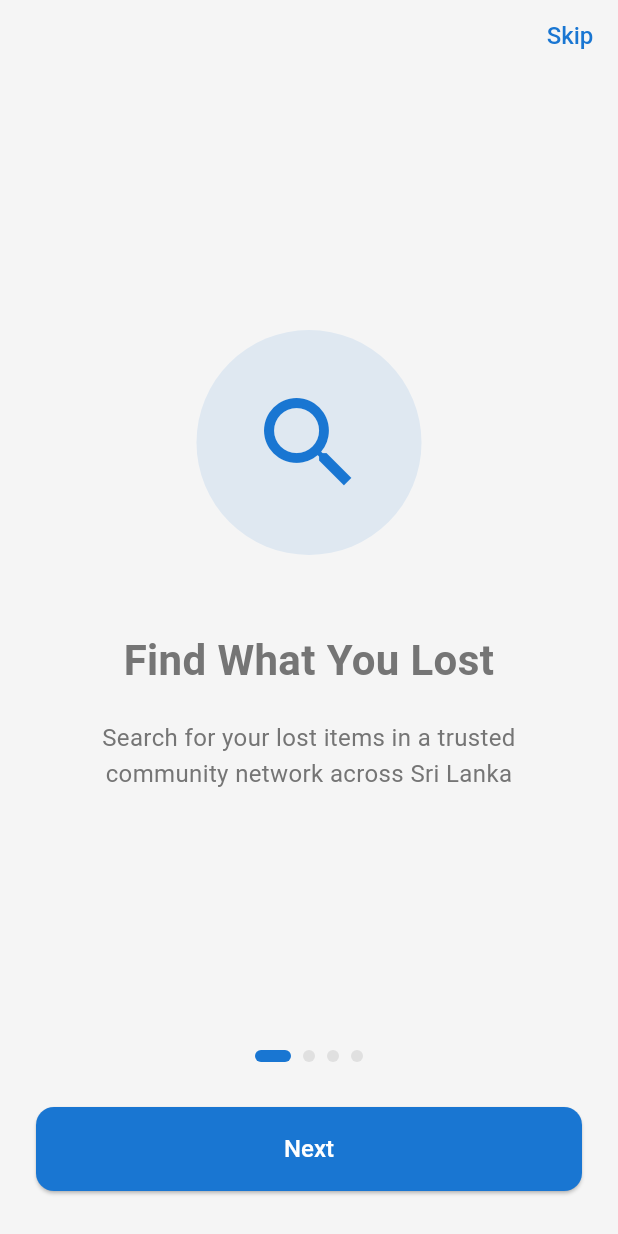
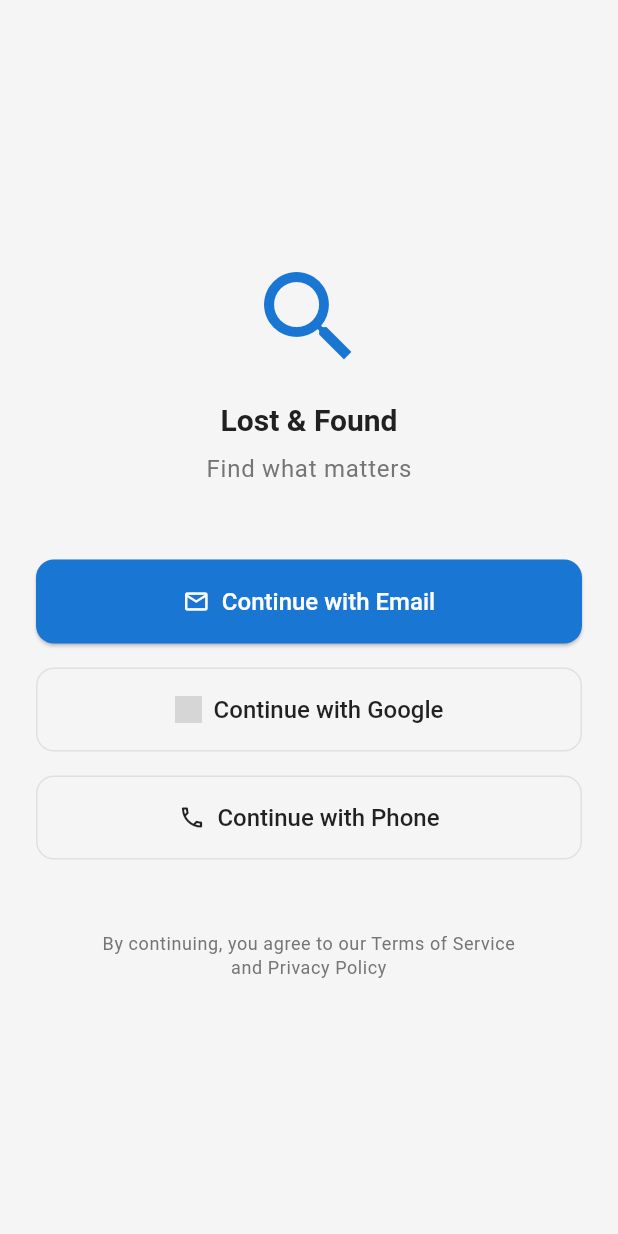
Before and after one commit to pirinthaban/lostAndFinder, a Flutter app: the screen it shows after launch, on a phone screen of 412 x 824 dp. Run offline on Flutter 3.47's test engine with Material 3 defaults, Android fonts, the phone set to English and light mode, and no system bars; drawn by our look-alikes of flutter_animate; our stand-ins replace cloud_firestore, firebase_auth, firebase_core, flutter_riverpod, freezed_annotation, go_router and 2 more; accounts and stored records are empty; generated files the repository leaves out were written again; Roboto replaces fonts that are missing (Poppins); grey boxes are pictures that could not be loaded.

Commit message:
Add Email/Password and Google Sign-In authentication - multiple free login methods

```diff
--- a/lib/core/router/app_router.dart
+++ b/lib/core/router/app_router.dart
@@ -2,6 +2,8 @@ import 'package:flutter_riverpod/flutter_riverpod.dart';
 import 'package:go_router/go_router.dart';
 import '../../features/authentication/presentation/screens/splash_screen.dart';
 import '../../features/authentication/presentation/screens/onboarding_screen.dart';
+import '../../features/authentication/presentation/screens/login_screen.dart';
+import '../../features/authentication/presentation/screens/email_login_screen.dart';
 import '../../features/authentication/presentation/screens/phone_verification_screen.dart';
 import '../../features/authentication/presentation/screens/otp_screen.dart';
 import '../../features/authentication/presentation/screens/profile_setup_screen.dart';
@@ -29,6 +31,16 @@ final appRouterProvider = Provider<GoRouter>((ref) {
         path: '/onboarding',
         name: 'onboarding',
         builder: (context, state) => const OnboardingScreen(),
+      ),
+      GoRoute(
+        path: '/login',
+        name: 'login',
+        builder: (context, state) => const LoginScreen(),
+      ),
+      GoRoute(
+        path: '/email-login',
+        name: 'emailLogin',
+        builder: (context, state) => const EmailLoginScreen(),
       ),
       GoRoute(
         path: '/phone-verification',
--- /dev/null
+++ b/lib/features/authentication/presentation/screens/login_screen.dart
@@ -0,0 +1,160 @@
+import 'package:flutter/material.dart';
+import 'package:flutter_riverpod/flutter_riverpod.dart';
+import 'package:firebase_auth/firebase_auth.dart';
+import 'package:google_sign_in/google_sign_in.dart';
+import 'package:go_router/go_router.dart';
+
+class LoginScreen extends ConsumerStatefulWidget {
+  const LoginScreen({super.key});
+
+  @override
+  ConsumerState<LoginScreen> createState() => _LoginScreenState();
+}
+
+class _LoginScreenState extends ConsumerState<LoginScreen> {
+  bool _isLoading = false;
+
+  Future<void> _signInWithGoogle() async {
+    setState(() => _isLoading = true);
+    try {
+      final GoogleSignInAccount? googleUser = await GoogleSignIn().signIn();
+      if (googleUser == null) {
+        setState(() => _isLoading = false);
+        return;
+      }
+
+      final GoogleSignInAuthentication googleAuth = await googleUser.authentication;
+      final credential = GoogleAuthProvider.credential(
+        accessToken: googleAuth.accessToken,
+        idToken: googleAuth.idToken,
+      );
+
+      await FirebaseAuth.instance.signInWithCredential(credential);
+      if (mounted) context.go('/home');
+    } catch (e) {
+      if (mounted) {
+        ScaffoldMessenger.of(context).showSnackBar(
+          SnackBar(content: Text('Google Sign-In failed: $e')),
+        );
+      }
+    } finally {
+      if (mounted) setState(() => _isLoading = false);
+    }
+  }
+
+  @override
+  Widget build(BuildContext context) {
+    return Scaffold(
+      body: SafeArea(
+        child: Padding(
+          padding: const EdgeInsets.all(24.0),
+          child: Column(
+            mainAxisAlignment: MainAxisAlignment.center,
+            children: [
+              // Logo
+              Icon(
+                Icons.search,
+                size: 80,
+                color: Theme.of(context).primaryColor,
+              ),
+              const SizedBox(height: 16),
+
+              // Title
+              Text(
+                'Lost & Found',
+                style: Theme.of(context).textTheme.headlineMedium?.copyWith(
+                      fontWeight: FontWeight.bold,
+                    ),
+              ),
+              const SizedBox(height: 8),
+              Text(
+                'Find what matters',
+                style: Theme.of(context).textTheme.bodyLarge?.copyWith(
+                      color: Colors.grey[600],
+                    ),
+              ),
+              const SizedBox(height: 48),
+
+              // Email/Password Button
+              SizedBox(
+                width: double.infinity,
+                height: 56,
+                child: ElevatedButton.icon(
+                  onPressed: _isLoading ? null : () => context.push('/email-login'),
+                  icon: const Icon(Icons.email_outlined),
+                  label: const Text('Continue with Email'),
+                  style: ElevatedButton.styleFrom(
+                    backgroundColor: Theme.of(context).primaryColor,
+                    foregroundColor: Colors.white,
+                    shape: RoundedRectangleBorder(
+                      borderRadius: BorderRadius.circular(12),
+                    ),
+                  ),
+                ),
+              ),
+              const SizedBox(height: 16),
+
+              // Google Sign-In Button
+              SizedBox(
+                width: double.infinity,
+                height: 56,
+                child: OutlinedButton.icon(
+                  onPressed: _isLoading ? null : _signInWithGoogle,
+                  icon: Image.asset(
+                    'assets/images/google_logo.png',
+                    height: 24,
+                    errorBuilder: (context, error, stackTrace) =>
+                        const Icon(Icons.login, color: Colors.red),
+                  ),
+                  label: const Text('Continue with Google'),
+                  style: OutlinedButton.styleFrom(
+                    foregroundColor: Colors.black87,
+                    side: BorderSide(color: Colors.grey[300]!),
+                    shape: RoundedRectangleBorder(
+                      borderRadius: BorderRadius.circular(12),
+                    ),
+                  ),
+                ),
+              ),
+              const SizedBox(height: 16),
+
+              // Phone Number Button
+              SizedBox(
+                width: double.infinity,
+                height: 56,
+                child: OutlinedButton.icon(
+                  onPressed: _isLoading ? null : () => context.push('/phone-verification'),
+                  icon: const Icon(Icons.phone_outlined),
+                  label: const Text('Continue with Phone'),
+                  style: OutlinedButton.styleFrom(
+                    foregroundColor: Colors.black87,
+                    side: BorderSide(color: Colors.grey[300]!),
+                    shape: RoundedRectangleBorder(
+                      borderRadius: BorderRadius.circular(12),
+                    ),
+                  ),
+                ),
+              ),
+
+              if (_isLoading) ...[
+                const SizedBox(height: 24),
+                const CircularProgressIndicator(),
+              ],
+
+              const SizedBox(height: 48),
+
+              // Terms
+              Text(
+                'By continuing, you agree to our Terms of Service\nand Privacy Policy',
+                textAlign: TextAlign.center,
+                style: Theme.of(context).textTheme.bodySmall?.copyWith(
+                      color: Colors.grey[600],
+                    ),
+              ),
+            ],
+          ),
+        ),
+      ),
+    );
+  }
+}
--- a/lib/features/authentication/presentation/screens/onboarding_screen.dart
+++ b/lib/features/authentication/presentation/screens/onboarding_screen.dart
@@ -99,7 +99,7 @@ class _OnboardingScreenState extends State<OnboardingScreen> {
                 child: ElevatedButton(
                   onPressed: () {
                     if (_currentPage == _pages.length - 1) {
-                      context.go('/phone-verification');
+                      context.go('/login');
                     } else {
                       _pageController.nextPage(
                         duration: const Duration(milliseconds: 300),
--- a/pubspec.yaml
+++ b/pubspec.yaml
@@ -25,6 +25,7 @@ dependencies:
   firebase_core: ^3.15.0
   firebase_auth: ^5.7.0
   cloud_firestore: ^5.0.0
+  google_sign_in: ^6.1.5
 
   # UI Components
   flutter_animate: ^4.3.0
@@ -45,3 +46,6 @@ dev_dependencies:
 
 flutter:
   uses-material-design: true
+
+  assets:
+    - assets/images/
```
Also changed, not shown: lib/features/authentication/presentation/screens/email_login_screen.dart (added, +273 -0 lines), lib/features/authentication/presentation/screens/splash_screen.dart (+4 -4 lines), pubspec.lock, 1 other file.
